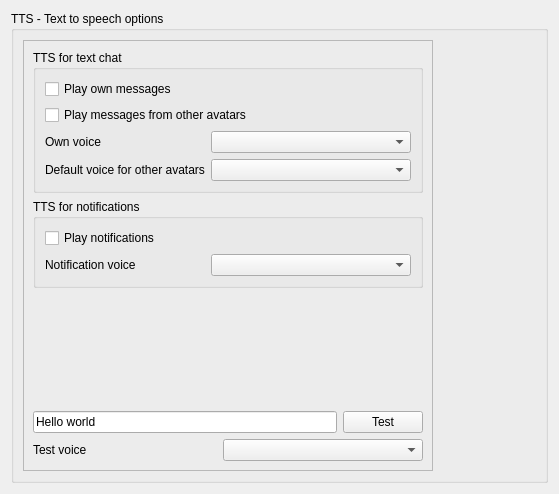
Qt form TtsModule/ui/TTSSettings.ui (realXtend/tundra) before a commit.
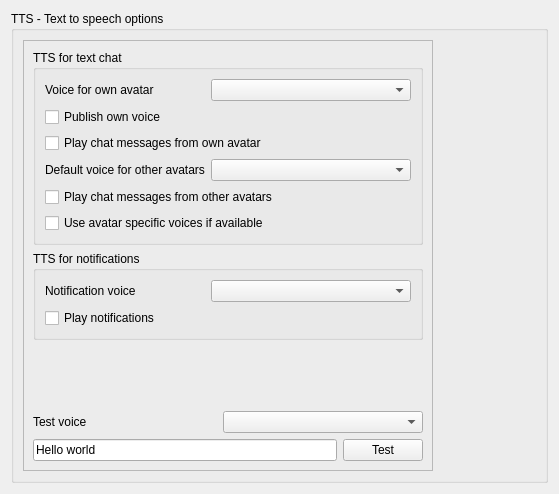
The same form after that commit.

Commit message: Added voicename property to EC_TtsVoice. Added tts settings. Refactored tts settings widget.

The edit to the form file:
```diff
--- a/TtsModule/ui/TTSSettings.ui
+++ b/TtsModule/ui/TTSSettings.ui
@@ -42,34 +42,12 @@
                 <string>TTS for text chat</string>
                </property>
                <layout class="QVBoxLayout" name="verticalLayout_7">
-                <item>
-                 <layout class="QHBoxLayout" name="horizontalLayout">
-                  <item>
-                   <widget class="QCheckBox" name="playOwnMessagesCheckBox">
-                    <property name="text">
-                     <string>Play own messages</string>
-                    </property>
-                   </widget>
-                  </item>
-                 </layout>
-                </item>
-                <item>
-                 <layout class="QHBoxLayout" name="horizontalLayout_4">
-                  <item>
-                   <widget class="QCheckBox" name="playOtherMessagesCheckBox">
-                    <property name="text">
-                     <string>Play messages from other avatars</string>
-                    </property>
-                   </widget>
-                  </item>
-                 </layout>
-                </item>
                 <item>
                  <layout class="QHBoxLayout" name="horizontalLayout_7">
                   <item>
                    <widget class="QLabel" name="label_2">
                     <property name="text">
-                     <string>Own voice</string>
+                     <string>Voice for own avatar</string>
                     </property>
                    </widget>
                   </item>
@@ -85,6 +63,27 @@
                   </item>
                  </layout>
                 </item>
+                <item>
+                 <widget class="QCheckBox" name="publishOwnVoiceCheckBox">
+                  <property name="text">
+                   <string>Publish own voice</string>
+                  </property>
+                 </widget>
+                </item>
+                <item>
+                 <layout class="QHBoxLayout" name="horizontalLayout">
+                  <item>
+                   <widget class="QCheckBox" name="playOwnMessagesCheckBox">
+                    <property name="text">
+                     <string>Play chat messages from own avatar</string>
+                    </property>
+                   </widget>
+                  </item>
+                 </layout>
+                </item>
+                <item>
+                 <layout class="QHBoxLayout" name="horizontalLayout_10"/>
+                </item>
                 <item>
                  <layout class="QHBoxLayout" name="horizontalLayout_8">
                   <item>
@@ -106,6 +105,28 @@
                   </item>
                  </layout>
                 </item>
+                <item>
+                 <layout class="QHBoxLayout" name="horizontalLayout_4">
+                  <item>
+                   <widget class="QCheckBox" name="playOtherMessagesCheckBox">
+                    <property name="text">
+                     <string>Play chat messages from other avatars</string>
+                    </property>
+                   </widget>
+                  </item>
+                 </layout>
+                </item>
+                <item>
+                 <layout class="QHBoxLayout" name="horizontalLayout_11">
+                  <item>
+                   <widget class="QCheckBox" name="avatarSpecificVoicesCheckBox">
+                    <property name="text">
+                     <string>Use avatar specific voices if available</string>
+                    </property>
+                   </widget>
+                  </item>
+                 </layout>
+                </item>
                </layout>
               </widget>
              </item>
@@ -115,17 +136,6 @@
                 <string>TTS for notifications</string>
                </property>
                <layout class="QVBoxLayout" name="verticalLayout_8">
-                <item>
-                 <layout class="QHBoxLayout" name="horizontalLayout_3">
-                  <item>
-                   <widget class="QCheckBox" name="playNotificationMessagesCheckBox">
-                    <property name="text">
-                     <string>Play notifications</string>
-                    </property>
-                   </widget>
-                  </item>
-                 </layout>
-                </item>
                 <item>
                  <layout class="QHBoxLayout" name="horizontalLayout_9">
                   <item>
@@ -147,6 +157,17 @@
                   </item>
                  </layout>
                 </item>
+                <item>
+                 <layout class="QHBoxLayout" name="horizontalLayout_3">
+                  <item>
+                   <widget class="QCheckBox" name="playNotificationMessagesCheckBox">
+                    <property name="text">
+                     <string>Play notifications</string>
+                    </property>
+                   </widget>
+                  </item>
+                 </layout>
+                </item>
                </layout>
               </widget>
              </item>
@@ -163,24 +184,6 @@
                </property>
               </spacer>
              </item>
-             <item>
-              <layout class="QHBoxLayout" name="horizontalLayout_5">
-               <item>
-                <widget class="QLineEdit" name="testPhraseText">
-                 <property name="text">
-                  <string>Hello world</string>
-                 </property>
-                </widget>
-               </item>
-               <item>
-                <widget class="QPushButton" name="testButton">
-                 <property name="text">
-                  <string>Test</string>
-                 </property>
-                </widget>
-               </item>
-              </layout>
-             </item>
              <item>
               <layout class="QHBoxLayout" name="horizontalLayout_6">
                <item>
@@ -202,6 +205,24 @@
                </item>
               </layout>
              </item>
+             <item>
+              <layout class="QHBoxLayout" name="horizontalLayout_5">
+               <item>
+                <widget class="QLineEdit" name="testPhraseText">
+                 <property name="text">
+                  <string>Hello world</string>
+                 </property>
+                </widget>
+               </item>
+               <item>
+                <widget class="QPushButton" name="testButton">
+                 <property name="text">
+                  <string>Test</string>
+                 </property>
+                </widget>
+               </item>
+              </layout>
+             </item>
             </layout>
            </widget>
           </item>
```
The commit also changes 4 other files.
